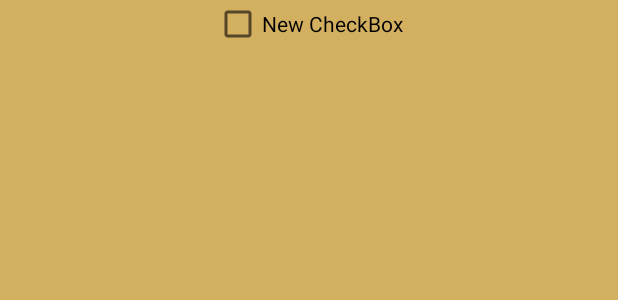
After one commit to jllargent/HomeBrewYo2, an Android app: the layout listview_layout.xml on its own in the app's theme, with its tools: preview values and no code run, on a phone screen of 412 x 824 dp. The commit adds this screen. Shown: the top 300 px of the screen. Run offline under Robolectric (Android 15) with nearby library versions, the phone set to English and light mode, and no system bars.

Commit message:
made a new layout that the list view uses to create checkboxes

```diff
--- a/app/src/main/java/edu/bsu/cs222/cnj/homebrewyo2/IngredientsPage.java
+++ b/app/src/main/java/edu/bsu/cs222/cnj/homebrewyo2/IngredientsPage.java
@@ -49,7 +49,7 @@ public class IngredientsPage extends AppCompatActivity {
         ListView listviewMalts = (ListView) findViewById(R.id.listView);
         assert listviewMalts != null;
         listviewMalts.setClickable(true);
-        ArrayAdapter<String> arrayAdapter = new ArrayAdapter<>(this, android.R.layout.simple_list_item_multiple_choice, detailedIngredientList);
+        ArrayAdapter<String> arrayAdapter = new ArrayAdapter<>(this, R.layout.listview_layout, R.id.checkBox, detailedIngredientList);
         listviewMalts.setAdapter(arrayAdapter);
     }
 
@@ -65,7 +65,7 @@ public class IngredientsPage extends AppCompatActivity {
         ListView listviewMalts = (ListView) findViewById(R.id.listView2);
         assert listviewMalts != null;
         listviewMalts.setClickable(true);
-        ArrayAdapter<String> arrayAdapter = new ArrayAdapter<>(this, android.R.layout.simple_list_item_multiple_choice, detailedIngredientList);
+        ArrayAdapter<String> arrayAdapter = new ArrayAdapter<>(this, R.layout.listview_layout, R.id.checkBox, detailedIngredientList);
         listviewMalts.setAdapter(arrayAdapter);
     }
 
--- a/app/src/main/res/layout/activity_ingredients.xml
+++ b/app/src/main/res/layout/activity_ingredients.xml
@@ -41,9 +41,11 @@
                 android:layout_width="wrap_content"
                 android:layout_height="wrap_content"
                 android:id="@+id/listView"
-                android:textAlignment="center"
+                android:textAlignment="gravity"
                 android:layout_gravity="center_horizontal"
-                android:scrollIndicators="right" />
+                android:scrollIndicators="start|end|right"
+                android:foregroundGravity="fill_horizontal|center"
+                android:clickable="true" />
         </LinearLayout>
 
         <LinearLayout
--- /dev/null
+++ b/app/src/main/res/layout/listview_layout.xml
@@ -0,0 +1,13 @@
+<?xml version="1.0" encoding="utf-8"?>
+<LinearLayout xmlns:android="http://schemas.android.com/apk/res/android"
+    android:orientation="vertical" android:layout_width="match_parent"
+    android:layout_height="match_parent"
+    android:background="#d3af60">
+
+    <CheckBox
+        android:layout_width="wrap_content"
+        android:layout_height="wrap_content"
+        android:text="New CheckBox"
+        android:id="@+id/checkBox"
+        android:layout_gravity="center_horizontal" />
+</LinearLayout>
```
